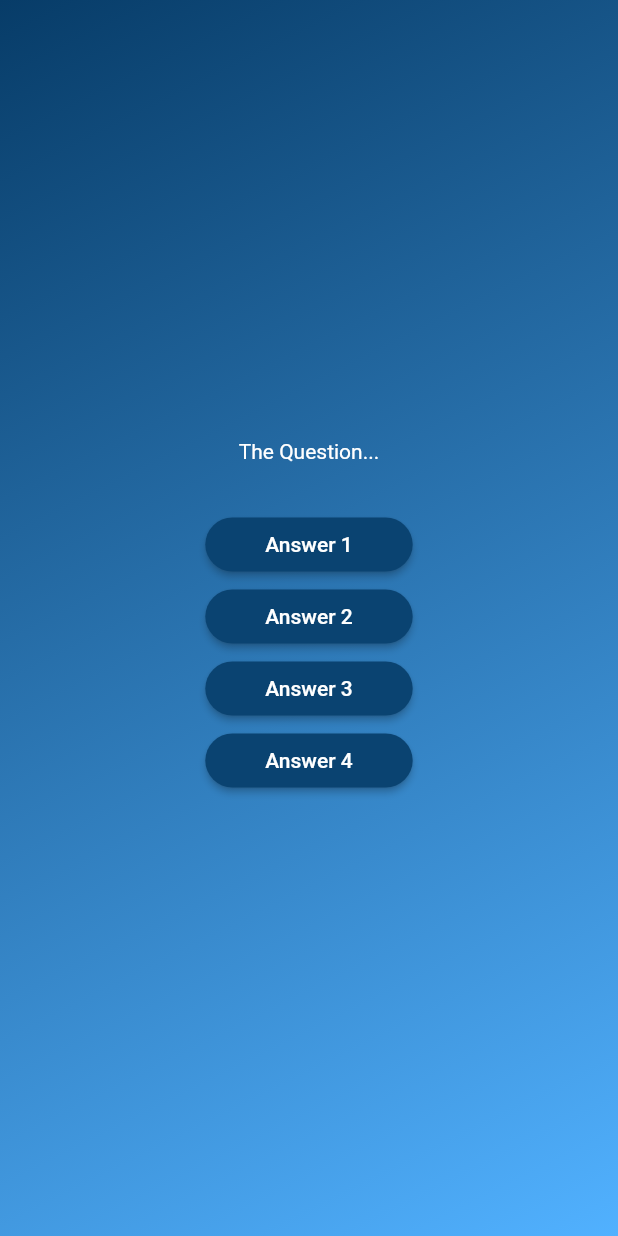
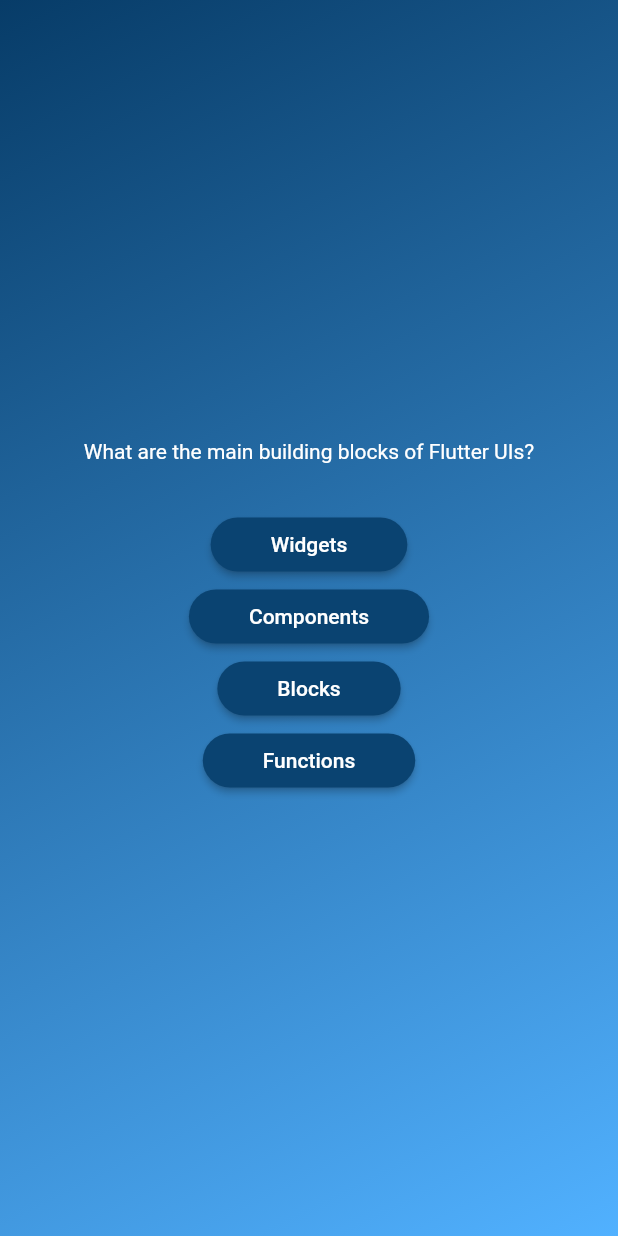
Before and after one commit to Siddhant1289/Quiz-App-Flutter, a Flutter app: the screen it shows after launch, after a tap on "Start Quiz", on a phone screen of 412 x 824 dp. Run offline on Flutter 3.47's test engine with Material 2 defaults, Android fonts, the phone set to English and light mode, and no system bars.

Commit message:
Accessing List Elements & Object Properties

```diff
--- a/lib/questions_screen.dart
+++ b/lib/questions_screen.dart
@@ -1,5 +1,6 @@
 import 'package:adv_basics/answer_button.dart';
 import 'package:flutter/material.dart';
+import 'package:adv_basics/data/questions.dart';
 
 class QuestionsScreen extends StatefulWidget {
   const QuestionsScreen({super.key});
@@ -13,32 +14,34 @@ class QuestionsScreen extends StatefulWidget {
 class _QuestionsScreenState extends State<QuestionsScreen> {
   @override
   Widget build(context) {
+    final currentQuestion = questions[0];
+
     return SizedBox(
       width: double.infinity,
       child: Column(
         mainAxisAlignment: MainAxisAlignment.center,
         children: [
-          const Text(
-            'The Question...',
-            style: TextStyle(
+          Text(
+            currentQuestion.text,
+            style: const TextStyle(
               color: Colors.white,
             ),
           ),
           const SizedBox(height: 30),
           AnswerButton(
-            answerText: 'Answer 1',
+            answerText: currentQuestion.answers[0],
             onTap: () {},
           ),
           AnswerButton(
-            answerText: 'Answer 2',
+            answerText: currentQuestion.answers[1],
             onTap: () {},
           ),
           AnswerButton(
-            answerText: 'Answer 3',
+            answerText: currentQuestion.answers[2],
             onTap: () {},
           ),
           AnswerButton(
-            answerText: 'Answer 4',
+            answerText: currentQuestion.answers[3],
             onTap: () {},
           ),
         ],
```
